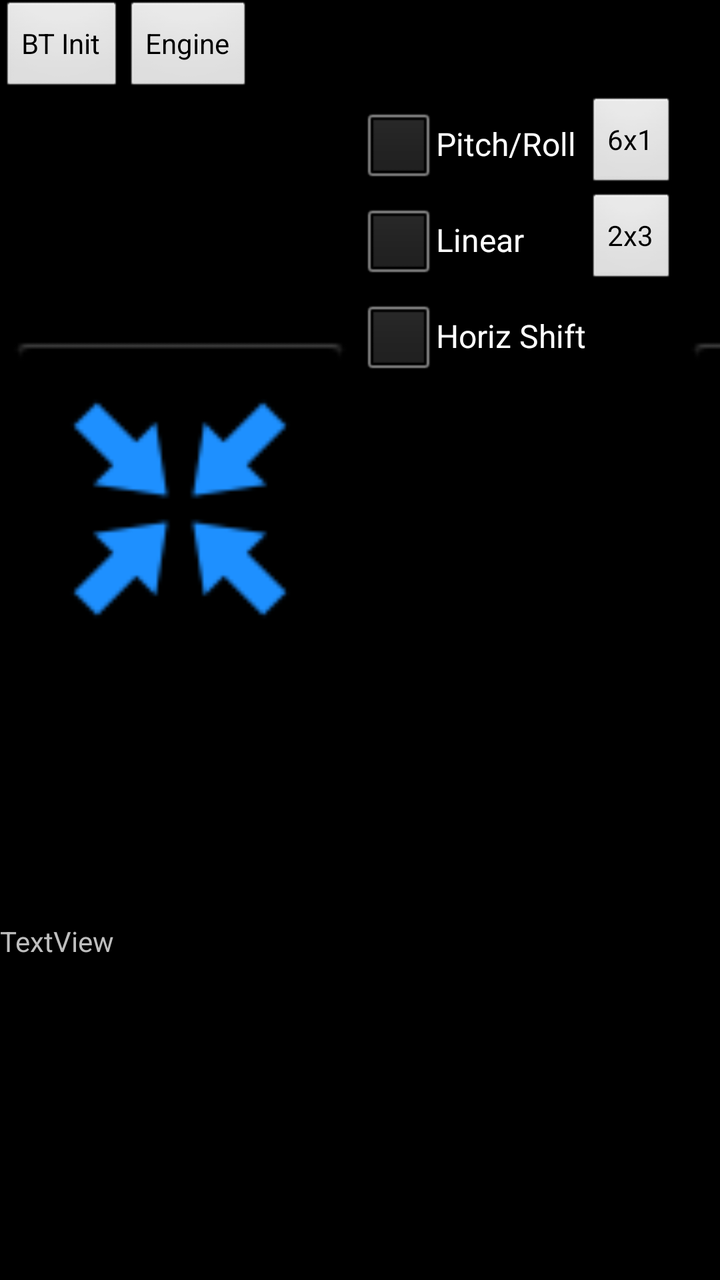
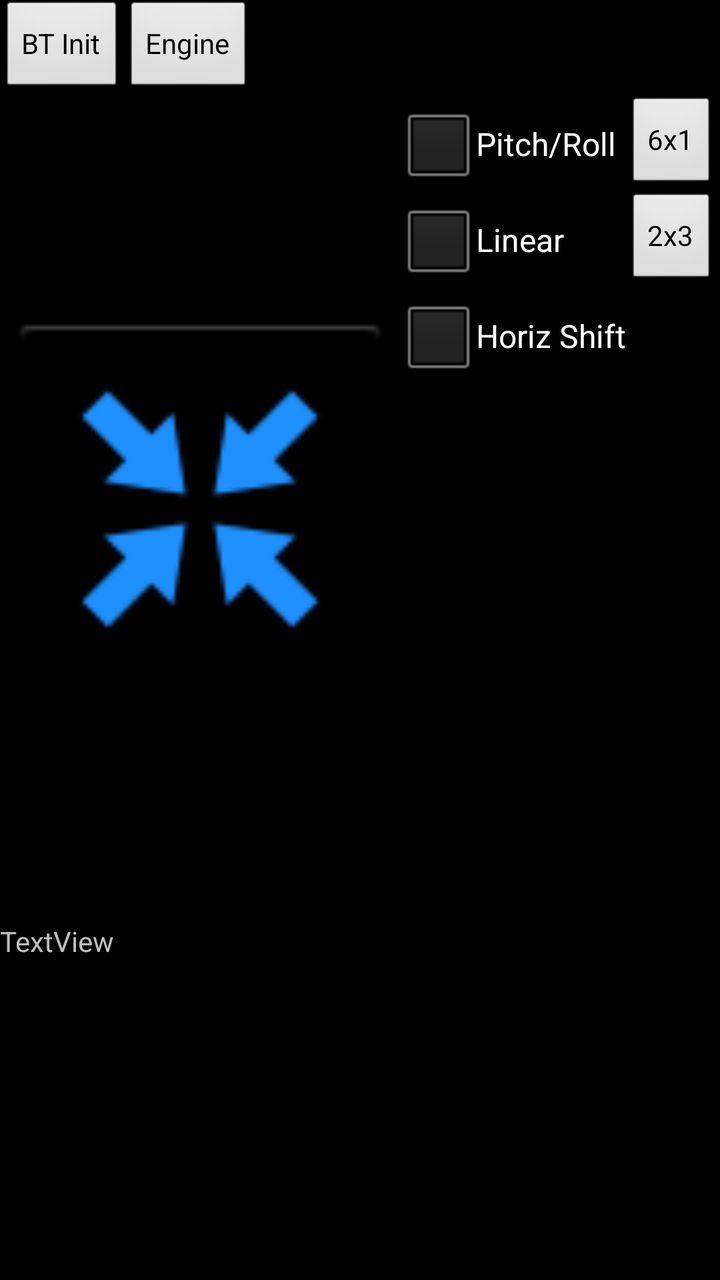

Before-and-after screenshots of an Android layout around one commit, followed by the original layout XML and the change that was made.
<!-- AndroidManifest.xml: application theme android:Theme.NoTitleBar -->
<!-- res/layout/activity_main.xml -->
<RelativeLayout xmlns:android="http://schemas.android.com/apk/res/android"
    xmlns:tools="http://schemas.android.com/tools"
    style="@style/AppTheme"
    android:layout_width="match_parent"
    android:layout_height="match_parent"
    tools:context=".MainActivity" >

    <LinearLayout
        android:layout_width="wrap_content"
        android:layout_height="wrap_content"
        android:layout_alignParentBottom="true"
        android:layout_alignParentRight="true"
        android:layout_alignParentTop="true"
        android:orientation="vertical" >

        <LinearLayout
            android:layout_width="597dp"
            android:layout_height="wrap_content" >

            <Button
                android:id="@+id/buttonBT"
                android:layout_width="wrap_content"
                android:layout_height="wrap_content"
                android:text="BT Init" />

            <Button
                android:id="@+id/buttonEngine"
                android:layout_width="wrap_content"
                android:layout_height="wrap_content"
                android:text="Engine" />

        </LinearLayout>

        <LinearLayout
            android:layout_width="fill_parent"
            android:layout_height="wrap_content"
            android:layout_weight="29.04" >

            <LinearLayout
                android:layout_width="180dp"
                android:layout_height="fill_parent"
                android:orientation="vertical" >

                <ImageView
                    android:id="@+id/movementAreaImage"
                    android:layout_width="fill_parent"
                    android:layout_height="fill_parent"
                    android:src="@drawable/ic_launcher" />

            </LinearLayout>

            <LinearLayout
                android:layout_width="wrap_content"
                android:layout_height="match_parent"
                android:orientation="vertical" >

                <CheckBox
                    android:id="@+id/checkBoxSensors"
                    android:layout_width="wrap_content"
                    android:layout_height="wrap_content"
                    android:text="Pitch/Roll" />

                <CheckBox
                    android:id="@+id/checkLinear"
                    android:layout_width="wrap_content"
                    android:layout_height="wrap_content"
                    android:text="Linear" />

                <CheckBox
                    android:id="@+id/checkBoxHorizShift"
                    android:layout_width="wrap_content"
                    android:layout_height="wrap_content"
                    android:text="Horiz Shift" />

            </LinearLayout>

            <LinearLayout
                android:layout_width="wrap_content"
                android:layout_height="match_parent"
                android:orientation="vertical" >

                <LinearLayout
                    android:layout_width="match_parent"
                    android:layout_height="wrap_content"
                    android:orientation="vertical" >
                </LinearLayout>

                <Button
                    android:id="@+id/buttonGait2"
                    android:layout_width="wrap_content"
                    android:layout_height="wrap_content"
                    android:text="6x1" />

                <Button
                    android:id="@+id/buttonGait1"
                    android:layout_width="wrap_content"
                    android:layout_height="wrap_content"
                    android:text="2x3" />

            </LinearLayout>

            <LinearLayout
                android:layout_width="180dp"
                android:layout_height="fill_parent"
                android:orientation="vertical" >

                <ImageView
                    android:id="@+id/bodyShiftArea"
                    android:layout_width="fill_parent"
                    android:layout_height="fill_parent"
                    android:src="@drawable/ic_launcher" />
            </LinearLayout>

        </LinearLayout>

        <LinearLayout
            android:layout_width="fill_parent"
            android:layout_height="wrap_content"
            android:layout_weight="17.26" >

            <TextView
                android:id="@+id/movementHint"
                android:layout_width="fill_parent"
                android:layout_height="wrap_content"
                android:layout_weight="0.23"
                android:text="TextView" />
        </LinearLayout>

    </LinearLayout>

</RelativeLayout>
<!-- resources referenced by this layout -->
<resources>
  <!-- drawable ic_launcher: png bitmap (drawable-hdpi, 1390 bytes) -->
  <style name="AppTheme" parent="AppBaseTheme">
          
      </style>
  <style name="AppBaseTheme" parent="android:Theme.Light">
          
      </style>
</resources>

<!-- the commit's change to res/layout/activity_main.xml (unified diff, before → after) -->
@@ -37,7 +37,7 @@
             android:layout_weight="29.04" >
 
             <LinearLayout
-                android:layout_width="180dp"
+                android:layout_width="200dp"
                 android:layout_height="fill_parent"
                 android:orientation="vertical" >
 
@@ -100,7 +100,7 @@
             </LinearLayout>
 
             <LinearLayout
-                android:layout_width="180dp"
+                android:layout_width="200dp"
                 android:layout_height="fill_parent"
                 android:orientation="vertical" >
 
